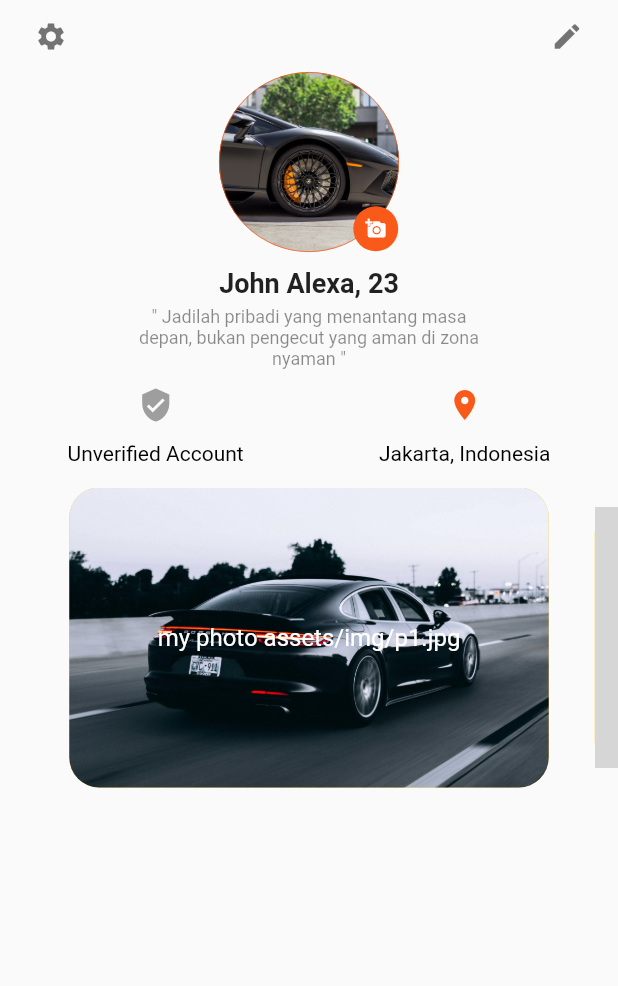
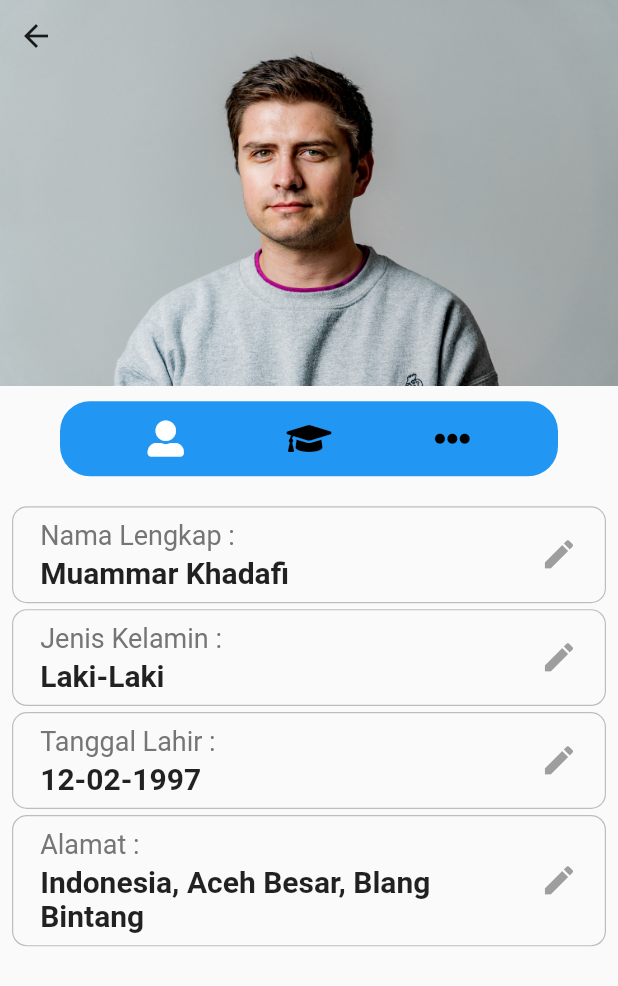
Before and after one commit to zynmarr/new_design, a Flutter app: the Profile screen opened directly, after a tap on the "mode edit" icon, on a phone screen of 412 x 824 dp. Shown: the top 986 px of the screen. Run offline on Flutter 3.47's test engine with Material 2 defaults, Android fonts, the phone set to English and light mode, and no system bars; drawn by our look-alikes of carousel_slider; our stand-ins replace flutter_swiper, font_awesome_flutter; grey boxes are pictures that could not be loaded.

Commit message:
Profile User

```diff
--- a/lib/Screens/Menu/profile.dart
+++ b/lib/Screens/Menu/profile.dart
@@ -1,5 +1,6 @@
 import 'package:flutter/material.dart';
 import 'package:carousel_slider/carousel_slider.dart';
+import 'package:message_apps/Screens/profileUser.dart';
 
 class Profile extends StatefulWidget {
   @override
@@ -7,7 +8,6 @@ class Profile extends StatefulWidget {
 }
 
 class _ProfileState extends State<Profile> {
-
   bool verified = false;
   final List<String> imageList = [
     "assets/img/p1.jpg",
@@ -39,7 +39,14 @@ class _ProfileState extends State<Profile> {
                           size: 22.0,
                           color: Colors.black54,
                         ),
-                        onPressed: () {}),
+                        onPressed: () {
+                          Navigator.push(
+                            context,
+                            MaterialPageRoute(
+                              builder: (context) => ProfileUser(),
+                            ),
+                          );
+                        }),
                   ],
                 ),
               ),
--- /dev/null
+++ b/lib/Screens/profileUser.dart
@@ -0,0 +1,325 @@
+import 'package:flutter/material.dart';
+import 'package:font_awesome_flutter/font_awesome_flutter.dart';
+
+class ProfileUser extends StatefulWidget {
+  @override
+  _ProfileUserState createState() => _ProfileUserState();
+}
+
+class _ProfileUserState extends State<ProfileUser> {
+  int onTapChange = 0;
+  final List childrenBody = [
+    ChildUser(),
+    ChildWork(),
+    ChildMore(),
+  ];
+  void onTap(int index) {
+    setState(() {
+      onTapChange = index;
+    });
+  }
+
+  @override
+  Widget build(BuildContext context) {
+    return SafeArea(
+      child: Scaffold(
+        body: ListView(
+          children: <Widget>[
+            Container(
+              // margin: EdgeInsets.only(top: 10),
+              height: MediaQuery.of(context).size.height / 3.2,
+              width: MediaQuery.of(context).size.width,
+              decoration: BoxDecoration(
+                image: DecorationImage(
+                  image: AssetImage('assets/img/user2.jpg'),
+                  fit: BoxFit.fill,
+                ),
+                // borderRadius: BorderRadius.circular(100),
+              ),
+              child: Column(
+                crossAxisAlignment: CrossAxisAlignment.start,
+                children: <Widget>[
+                  IconButton(
+                    onPressed: () {
+                      Navigator.pop(context);
+                    },
+                    icon: Icon(Icons.arrow_back),
+                  ),
+                ],
+              ),
+            ),
+            Padding(
+              padding: EdgeInsets.only(top: 10),
+            ),
+            Container(
+              margin: EdgeInsets.only(left: 40, right: 40),
+              decoration: BoxDecoration(
+                color: Colors.blue,
+                borderRadius: BorderRadius.circular(20),
+              ),
+              child: Row(
+                mainAxisAlignment: MainAxisAlignment.spaceEvenly,
+                children: <Widget>[
+                  InkWell(
+                    onTap: () {
+                      onTap(0);
+                      print(onTapChange);
+                    },
+                    child: Container(
+                      height: 50,
+                      width: 50,
+                      child: Icon(
+                        FontAwesomeIcons.userAlt,
+                        color: onTapChange == 0 ? Colors.white : Colors.black,
+                      ),
+                    ),
+                  ),
+                  InkWell(
+                    onTap: () {
+                      onTap(1);
+                      print(onTapChange);
+                    },
+                    child: Container(
+                      height: 50,
+                      width: 50,
+                      child: Icon(
+                        FontAwesomeIcons.graduationCap,
+                        color: onTapChange == 1 ? Colors.white : Colors.black,
+                      ),
+                    ),
+                  ),
+                  InkWell(
+                    onTap: () {
+                      onTap(2);
+                      print(onTapChange);
+                    },
+                    child: Container(
+                      height: 50,
+                      width: 50,
+                      child: Icon(
+                        FontAwesomeIcons.ellipsisH,
+                        // size: 40,
+                        color: onTapChange == 2 ? Colors.white : Colors.black,
+                      ),
+                    ),
+                  ),
+                ],
+              ),
+            ),
+            Padding(
+              padding: EdgeInsets.only(top: 10),
+            ),
+            childrenBody[onTapChange],
+          ],
+        ),
+      ),
+    );
+  }
+}
+
+class ChildUser extends StatelessWidget {
+  @override
+  Widget build(BuildContext context) {
+    return Container(
+      // height: MediaQuery.of(context).size.height,
+      // color: Colors.blueAccent,
+      padding: EdgeInsets.all(8),
+      child: Column(
+        children: <Widget>[
+          CardUser(
+            title: 'Nama Lengkap',
+            subTitle: 'Muammar Khadafi',
+          ),
+          CardUser(
+            title: 'Jenis Kelamin',
+            subTitle: 'Laki-Laki',
+            // iconData: FontAwesomeIcons.userCog,
+          ),
+          CardUser(
+            title: 'Tanggal Lahir',
+            subTitle: '12-02-1997',
+            // iconData: FontAwesomeIcons.userAlt,
+          ),
+          CardUser(
+            title: 'Alamat',
+            subTitle: 'Indonesia, Aceh Besar, Blang Bintang',
+            // iconData: FontAwesomeIcons.userAlt,
+          ),
+        ],
+      ),
+    );
+  }
+}
+
+class ChildWork extends StatelessWidget {
+  @override
+  Widget build(BuildContext context) {
+    return Container(
+      // height: MediaQuery.of(context).size.height,
+      // color: Colors.blueAccent,
+      padding: EdgeInsets.all(8),
+      child: Column(
+        children: <Widget>[
+          CardUser(
+            title: 'Pekerjaan',
+            subTitle: 'App Development',
+          ),
+          CardUser(
+            title: 'Study',
+            subTitle: 'Universitas Abulyatama',
+            // iconData: FontAwesomeIcons.userCog,
+          ),
+        ],
+      ),
+    );
+  }
+}
+
+class ChildMore extends StatelessWidget {
+  @override
+  Widget build(BuildContext context) {
+    return Container(
+      // height: MediaQuery.of(context).size.height,
+      // color: Colors.blueAccent,
+      padding: EdgeInsets.all(8),
+      child: Column(
+        children: <Widget>[
+          Container(
+            alignment: Alignment.centerLeft,
+            // padding: EdgeInsets.only(left: 10),
+            child: Text(
+              'Verifikasi Akun :',
+              // textAlign: TextAlign.left,
+              style: TextStyle(
+                fontSize: 20,
+                fontWeight: FontWeight.bold,
+                color: Colors.grey[800],
+              ),
+            ),
+          ),
+          Padding(
+            padding: EdgeInsets.only(top: 2),
+          ),
+          CardUser(
+            title: 'Email',
+            subTitle: 'Example@gmail.com',
+            iconData: FontAwesomeIcons.envelope,
+          ),
+          CardUser(
+            title: 'Hp',
+            subTitle: '12345678',
+            iconData: FontAwesomeIcons.mobileAlt,
+          ),
+        ],
+      ),
+    );
+  }
+}
+
+class CardUser extends StatelessWidget {
+  final String title, subTitle;
+  final IconData iconData;
+  CardUser({
+    this.title,
+    this.subTitle,
+    this.iconData,
+  });
+
+  @override
+  Widget build(BuildContext context) {
+    return Container(
+      padding: EdgeInsets.all(8),
+      // height: 100,
+      margin: EdgeInsets.only(top: 2, bottom: 2),
+      decoration: BoxDecoration(
+        // color: Colors.blue,
+        border: Border.all(
+          width: 0.8,
+          color: Colors.grey[400],
+        ),
+        borderRadius: BorderRadius.circular(10),
+      ),
+      child: Row(
+        children: <Widget>[
+          iconData == null
+              ? Container()
+              : Container(
+                  padding: EdgeInsets.all(5),
+                  child: Icon(
+                    iconData,
+                    size: 30,
+                    color: Colors.grey,
+                  ),
+                ),
+          Padding(
+            padding: EdgeInsets.only(left: 10),
+          ),
+          Expanded(
+            child: Column(
+              crossAxisAlignment: CrossAxisAlignment.start,
+              mainAxisAlignment: MainAxisAlignment.center,
+              children: <Widget>[
+                Text(
+                  '$title :',
+                  style: TextStyle(fontSize: 18, color: Colors.grey[600]
+                      // fontWeight: FontWeight.bold,
+                      ),
+                ),
+                SizedBox(
+                  height: 3,
+                ),
+                title == 'Email' || title == 'Hp'
+                    ? Row(
+                        children: <Widget>[
+                          Text(
+                            subTitle,
+                            style: TextStyle(
+                              fontSize: 20,
+                              fontWeight: FontWeight.bold,
+                            ),
+                          ),
+                          SizedBox(
+                            width: 5,
+                          ),
+                          (title == 'Email')
+                              ? Icon(
+                                  FontAwesomeIcons.checkCircle,
+                                  color: Colors.blue,
+                                )
+                              : Container(),
+                          (title == 'Hp')
+                              ? Icon(
+                                  FontAwesomeIcons.checkCircle,
+                                  color: Colors.blue,
+                                )
+                              : Container(),
+                        ],
+                      )
+                    : Text(
+                        subTitle,
+                        style: TextStyle(
+                          fontSize: 20,
+                          fontWeight: FontWeight.bold,
+                        ),
+                      )
+              ],
+            ),
+          ),
+          GestureDetector(
+            onTap: () {
+              print('Edit $title');
+            },
+            child: Container(
+              padding: EdgeInsets.all(10),
+              child: Icon(
+                Icons.edit,
+                size: 25,
+                color: Colors.grey,
+              ),
+            ),
+          ),
+        ],
+      ),
+    );
+  }
+}
```
